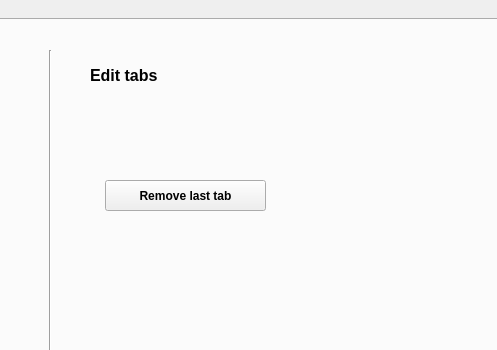
Above: mainwindow.ui from 228bruh/Password-Manager-Qt before the change; both pictures show x 653 to 1150 and y 121 to 471 of the 1150 by 780 pixel window. Below: the same form after it.
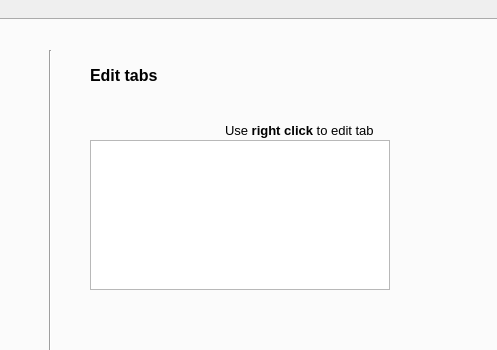
That is the form after the change. Icons and pictures are not drawn.

Commit message: 13) Alphabetical sorting, edit tabs

Diff of the .ui file:
```diff
--- a/mainwindow.ui
+++ b/mainwindow.ui
@@ -155,7 +155,7 @@
          <rect>
           <x>485</x>
           <y>40</y>
-          <width>141</width>
+          <width>81</width>
           <height>31</height>
          </rect>
         </property>
@@ -188,22 +188,58 @@
          <string/>
         </property>
        </widget>
-       <widget class="QPushButton" name="removeTab_button">
+       <widget class="QListWidget" name="tabListWidget">
         <property name="geometry">
          <rect>
-          <x>500</x>
-          <y>160</y>
+          <x>485</x>
+          <y>120</y>
+          <width>300</width>
+          <height>150</height>
+         </rect>
+        </property>
+        <property name="contextMenuPolicy">
+         <enum>Qt::ContextMenuPolicy::CustomContextMenu</enum>
+        </property>
+        <property name="verticalScrollBarPolicy">
+         <enum>Qt::ScrollBarPolicy::ScrollBarAlwaysOff</enum>
+        </property>
+        <property name="horizontalScrollBarPolicy">
+         <enum>Qt::ScrollBarPolicy::ScrollBarAlwaysOff</enum>
+        </property>
+        <property name="editTriggers">
+         <set>QAbstractItemView::EditTrigger::AllEditTriggers</set>
+        </property>
+        <property name="verticalScrollMode">
+         <enum>QAbstractItemView::ScrollMode::ScrollPerPixel</enum>
+        </property>
+        <property name="horizontalScrollMode">
+         <enum>QAbstractItemView::ScrollMode::ScrollPerPixel</enum>
+        </property>
+        <property name="isWrapping" stdset="0">
+         <bool>false</bool>
+        </property>
+       </widget>
+       <widget class="QLabel" name="label_15">
+        <property name="geometry">
+         <rect>
+          <x>620</x>
+          <y>100</y>
           <width>161</width>
-          <height>31</height>
+          <height>21</height>
          </rect>
         </property>
-        <property name="font">
-         <font>
-          <bold>true</bold>
-         </font>
-        </property>
         <property name="text">
-         <string>Remove last tab</string>
+         <string>&lt;!DOCTYPE HTML PUBLIC &quot;-//W3C//DTD HTML 4.0//EN&quot; &quot;http://www.w3.org/TR/REC-html40/strict.dtd&quot;&gt;
+&lt;html&gt;&lt;head&gt;&lt;meta name=&quot;qrichtext&quot; content=&quot;1&quot; /&gt;&lt;meta charset=&quot;utf-8&quot; /&gt;&lt;style type=&quot;text/css&quot;&gt;
+p, li { white-space: pre-wrap; }
+hr { height: 1px; border-width: 0; }
+li.unchecked::marker { content: &quot;\2610&quot;; }
+li.checked::marker { content: &quot;\2612&quot;; }
+&lt;/style&gt;&lt;/head&gt;&lt;body style=&quot; font-family:'Noto Sans'; font-size:10pt; font-weight:400; font-style:normal;&quot;&gt;
+&lt;p style=&quot; margin-top:0px; margin-bottom:0px; margin-left:0px; margin-right:0px; -qt-block-indent:0; text-indent:0px;&quot;&gt;Use &lt;span style=&quot; font-weight:700;&quot;&gt;right click &lt;/span&gt;to edit tab&lt;/p&gt;&lt;/body&gt;&lt;/html&gt;</string>
+        </property>
+        <property name="textFormat">
+         <enum>Qt::TextFormat::RichText</enum>
         </property>
        </widget>
       </widget>
```
Left out of the diff: 7 changed lines with no effect on the pictures. The commit also changes 41 other files.
